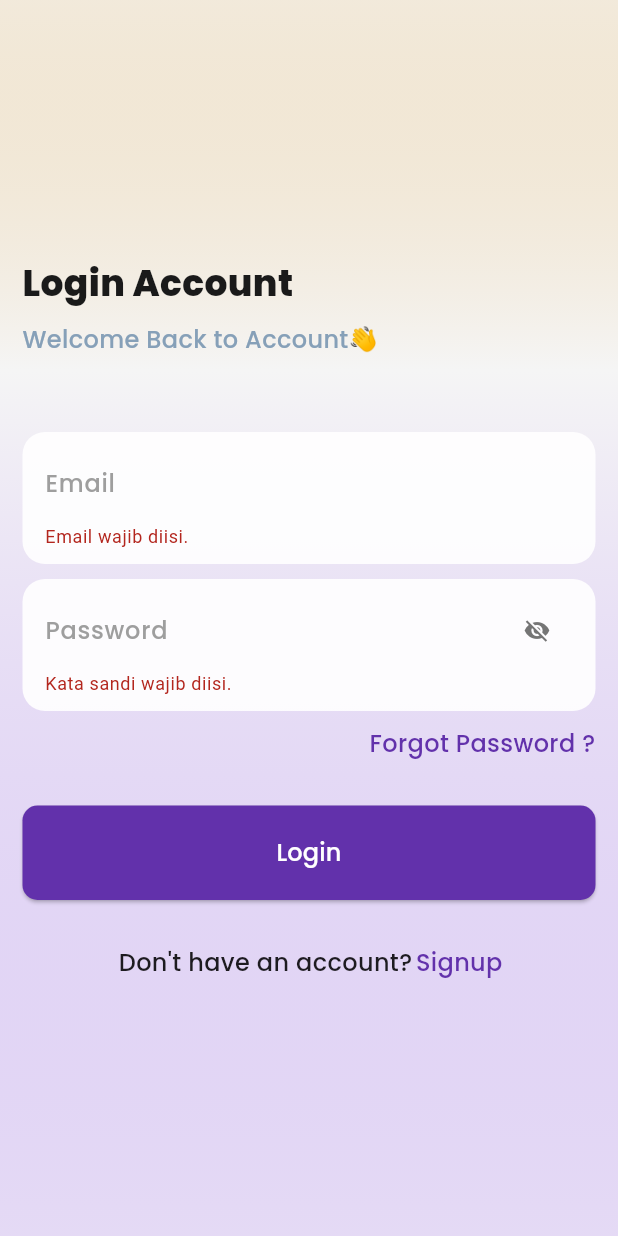
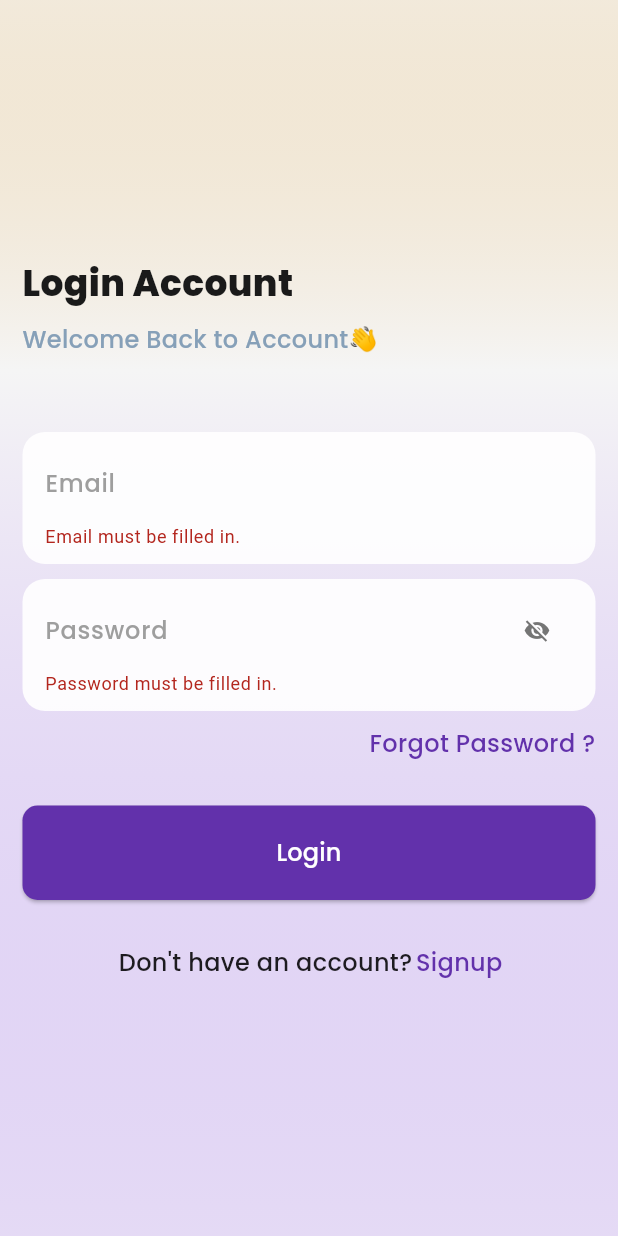
Before and after one commit to farawayc01/course-learning, a Flutter app: the screen it shows after launch, after a tap on the "arrow forward" icon, after a tap on "Skip", after a tap on "Login", on a phone screen of 412 x 824 dp. Run offline on Flutter 3.47's test engine with Material 3 defaults, Android fonts, the light colour scheme and no system bars; our stand-ins replace carousel_slider, google_fonts, lottie, shared_preferences, shimmer; accounts and stored records are empty.

Commit message:
final version for submission to dicoding

```diff
--- a/lib/common/widgets/card_course.dart
+++ b/lib/common/widgets/card_course.dart
@@ -157,7 +157,7 @@ Widget cardCourseLong(
                             ? Icon(Icons.favorite, color: AppColors.likeColor)
                             : Icon(
                                 Icons.favorite_border,
-                                color: AppColors.lightText,
+                                color: AppColors.darkText,
                               ),
                       ],
                     ),
--- a/lib/features/auth/controller/auth_controller.dart
+++ b/lib/features/auth/controller/auth_controller.dart
@@ -32,10 +32,10 @@ class AuthController {
     final success = await _authService.registerUser(fullname, email, password);
     isLoading = false;
     if (success) {
-      message = 'Registrasi Berhasil! Silakan masuk.';
+      message = 'Registration Successfull! Please log in.';
       onStateUpdated?.call();
     } else {
-      message = 'Registrasi Gagal: Email sudah terdaftar.';
+      message = 'Registration Failed: Email already registered.';
       onStateUpdated?.call();
     }
   }
@@ -54,11 +54,11 @@ class AuthController {
     isLoading = false;
 
     if (success) {
-      message = 'Login Berhasil!';
+      message = 'Login Successfull!';
       onStateUpdated?.call();
       onLoginSuccess?.call();
     } else {
-      message = 'Login Gagal: Email atau kata sandi salah.';
+      message = 'Login Failed: Incorrect email or password';
       onStateUpdated?.call();
     }
   }
--- a/lib/features/auth/presentation/login_screen.dart
+++ b/lib/features/auth/presentation/login_screen.dart
@@ -26,8 +26,9 @@ class _LoginScreenState extends State<LoginScreen> {
         setState(() {});
 
         if (_authController.message != null && !_authController.isLoading) {
-          final bool isSuccess = _authController.message!.contains('Berhasil');
-
+          final bool isSuccess = _authController.message!.contains(
+            'Successfull',
+          );
           showCustomSnackbar(
             context,
             message: _authController.message!,
@@ -65,6 +66,7 @@ class _LoginScreenState extends State<LoginScreen> {
     return Scaffold(
       body: Container(
         width: double.infinity,
+        height: double.infinity,
         padding: EdgeInsets.all(15),
         decoration: BoxDecoration(
           gradient: LinearGradient(
@@ -78,6 +80,8 @@ class _LoginScreenState extends State<LoginScreen> {
             stops: [0.0, 0.3, 1.0],
           ),
         ),
+        child: Center(
+          child: SingleChildScrollView(
             child: Form(
               key: _authController.formKey,
               child: Column(
@@ -106,11 +110,13 @@ class _LoginScreenState extends State<LoginScreen> {
                     hint: "Email",
                     validator: (value) {
                       if (value == null || value.isEmpty) {
-                    return 'Email wajib diisi.';
+                        return 'Email must be filled in.';
                       }
 
-                  if (!_authController.emailValidatorRegExp.hasMatch(value)) {
-                    return 'Format email tidak valid (misal: user@domain.com).';
+                      if (!_authController.emailValidatorRegExp.hasMatch(
+                        value,
+                      )) {
+                        return 'Email format is invalid (e.g., user@domain.com).';
                       }
                       return null;
                     },
@@ -123,10 +129,10 @@ class _LoginScreenState extends State<LoginScreen> {
                     isPassword: true,
                     validator: (value) {
                       if (value == null || value.isEmpty) {
-                    return 'Kata sandi wajib diisi.';
+                        return 'Password must be filled in.';
                       }
                       if (value.length < 8) {
-                    return 'Kata sandi minimal 8 karakter.';
+                        return 'Password must be at least 8 characters long.';
                       }
                       return null;
                     },
@@ -168,7 +174,9 @@ class _LoginScreenState extends State<LoginScreen> {
                         onTap: () {
                           Navigator.push(
                             context,
-                        MaterialPageRoute(builder: (_) => const SignupScreen()),
+                            MaterialPageRoute(
+                              builder: (_) => const SignupScreen(),
+                            ),
                           );
                         },
                         child: Text(
@@ -185,6 +193,8 @@ class _LoginScreenState extends State<LoginScreen> {
               ),
             ),
           ),
+        ),
+      ),
     );
   }
 }
--- a/lib/features/auth/presentation/signup_screen.dart
+++ b/lib/features/auth/presentation/signup_screen.dart
@@ -24,15 +24,16 @@ class _SignupScreenState extends State<SignupScreen> {
       if (mounted) {
         setState(() {});
         if (_authController.message != null && !_authController.isLoading) {
+          final bool isSuccess = _authController.message!.contains(
+            'Successfull',
+          );
           showCustomSnackbar(
             context,
             message: _authController.message!,
-            isSuccess: _authController.message!.contains(
-              'Berhasil',
-            ), // Cek apakah ini pesan sukses
+            isSuccess: isSuccess, // Cek apakah ini pesan sukses
             durationSeconds: 3,
           );
-          if (_authController.message!.contains('Berhasil')) {
+          if (isSuccess) {
             Future.delayed(const Duration(milliseconds: 1500), () {
               if (mounted) {
                 // _authController.dispose();
@@ -66,6 +67,7 @@ class _SignupScreenState extends State<SignupScreen> {
     return Scaffold(
       body: Container(
         width: double.infinity,
+        height: double.infinity,
         padding: EdgeInsets.all(15),
         decoration: BoxDecoration(
           gradient: LinearGradient(
@@ -79,6 +81,8 @@ class _SignupScreenState extends State<SignupScreen> {
             stops: [0.0, 0.3, 1.0],
           ),
         ),
+        child: Center(
+          child: SingleChildScrollView(
             child: Form(
               key: _authController.formKey,
               child: Column(
@@ -107,7 +111,7 @@ class _SignupScreenState extends State<SignupScreen> {
                     hint: "Full Name",
                     validator: (value) {
                       if (value == null || value.isEmpty) {
-                    return 'Full Name wajib diisi.';
+                        return 'Full Name must be filled in.';
                       }
                       return null;
                     },
@@ -119,11 +123,13 @@ class _SignupScreenState extends State<SignupScreen> {
                     hint: "Email",
                     validator: (value) {
                       if (value == null || value.isEmpty) {
-                    return 'Email wajib diisi.';
+                        return 'Email must be filled in.';
                       }
 
-                  if (!_authController.emailValidatorRegExp.hasMatch(value)) {
-                    return 'Format email tidak valid (misal: user@domain.com).';
+                      if (!_authController.emailValidatorRegExp.hasMatch(
+                        value,
+                      )) {
+                        return 'Email format is invalid (e.g., user@domain.com).';
                       }
                       return null;
                     },
@@ -136,10 +142,10 @@ class _SignupScreenState extends State<SignupScreen> {
                     isPassword: true,
                     validator: (value) {
                       if (value == null || value.isEmpty) {
-                    return 'Kata sandi wajib diisi.';
+                        return 'Password must be filled in.';
                       }
                       if (value.length < 8) {
-                    return 'Kata sandi minimal 8 karakter.';
+                        return 'Password must be at least 8 characters long.';
                       }
                       return null;
                     },
@@ -154,13 +160,13 @@ class _SignupScreenState extends State<SignupScreen> {
 
                     validator: (value) {
                       if (value == null || value.isEmpty) {
-                    return 'Konfirmasi kata sandi wajib diisi.';
+                        return 'Confirmation Password must be filled in.';
                       }
                       if (value.length < 8) {
-                    return 'Konfirmasi minimal 8 karakter.';
+                        return 'Confirmation Password must be at least 8 characters long.';
                       }
                       if (value != _authController.passwordController.text) {
-                    return 'Kata sandi tidak cocok.';
+                        return 'Confirmation Password does not match.';
                       }
                       return null; // Valid
                     },
@@ -194,6 +200,8 @@ class _SignupScreenState extends State<SignupScreen> {
               ),
             ),
           ),
+        ),
+      ),
     );
   }
 }
--- a/lib/features/category_screen/presentation/category_screen.dart
+++ b/lib/features/category_screen/presentation/category_screen.dart
@@ -30,7 +30,9 @@ class _CategoryScreenState extends State<CategoryScreen> {
     return Padding(
       padding: EdgeInsets.only(bottom: MediaQuery.of(context).padding.bottom),
       child: Padding(
-        padding: const EdgeInsets.symmetric(vertical: 50, horizontal: 20),
+        // padding: const EdgeInsets.symmetric(vertical: 50, horizontal: 20),
+        padding: EdgeInsets.only(bottom: 10, left: 20, right: 20, top: 50),
+
         child: Column(
           children: [
             Row(
--- a/lib/features/category_screen/presentation/courses_screen.dart
+++ b/lib/features/category_screen/presentation/courses_screen.dart
@@ -84,7 +84,7 @@ class _CoursesScreenState extends State<CoursesScreen> {
                             return cardCourseLong(
                               course.imageAsset,
                               course.title,
-                              "assets/images/person-4.png",
+                              course.instructorImage,
                               course.instructor,
                               course.rating,
                               course.isFavorite,
--- a/lib/features/splash_screen/presentation/splash_screen.dart
+++ b/lib/features/splash_screen/presentation/splash_screen.dart
@@ -59,7 +59,8 @@ class _SplashScreenState extends State<SplashScreen> {
           mainAxisAlignment: MainAxisAlignment.start,
           children: [
             Expanded(
-              flex: 7,
+              flex: 6,
+
               child: PageView.builder(
                 controller: _controller.pageController,
                 itemCount: _controller.slides.length,
@@ -91,9 +92,14 @@ class _SplashScreenState extends State<SplashScreen> {
                 },
               ),
             ),
+            SizedBox(height: 20),
             Expanded(
               flex: 2,
-              child: Row(
+              child: SizedBox(
+                child: Column(
+                  mainAxisAlignment: MainAxisAlignment.spaceBetween,
+                  children: [
+                    Row(
                       crossAxisAlignment: CrossAxisAlignment.start,
                       mainAxisAlignment: MainAxisAlignment.center,
                       children: List.generate(
@@ -101,10 +107,8 @@ class _SplashScreenState extends State<SplashScreen> {
                         (index) => _buildDot(index),
                       ),
                     ),
-            ),
-            SizedBox(
-              child: Column(
-                mainAxisAlignment: MainAxisAlignment.spaceBetween,
+                    Column(
+                      mainAxisAlignment: MainAxisAlignment.end,
                       children: [
                         _controller.isLastPage
                             ? SizedBox()
@@ -132,7 +136,7 @@ class _SplashScreenState extends State<SplashScreen> {
                                   ),
                                 ),
                               ),
-                  SizedBox(height: 20),
+                        SizedBox(height: 10),
                         GestureDetector(
                           onTap: () {
                             Navigator.of(context).pushReplacement(
@@ -147,10 +151,13 @@ class _SplashScreenState extends State<SplashScreen> {
                             textAlign: TextAlign.center,
                           ),
                         ),
+                        SizedBox(height: 15),
+                      ],
+                    ),
                   ],
                 ),
               ),
-            SizedBox(height: 20),
+            ),
           ],
         ),
       ),
@@ -164,13 +171,14 @@ class _SplashScreenState extends State<SplashScreen> {
   }
 
   Widget _buildSlide(Slide slide) {
-    return Padding(
-      padding: const EdgeInsets.symmetric(horizontal: 40.0),
+    return SizedBox(
+      // padding: const EdgeInsets.symmetric(horizontal: 40.0),
+      // margin: EdgeInsets.only(bottom: 50),
       child: Column(
         mainAxisAlignment: MainAxisAlignment.end,
         children: [
-          Image.asset(slide.imagePath),
-          SizedBox(height: 30),
+          Image.asset(slide.imagePath, width: 300, height: 300),
+          // SizedBox(height: 30),
           Text(
             slide.title,
             style: AppStyles.headlineStyle.copyWith(
@@ -183,7 +191,7 @@ class _SplashScreenState extends State<SplashScreen> {
             style: AppStyles.bodyTextStyle.copyWith(color: AppColors.slateGray),
             textAlign: TextAlign.center,
           ),
-          SizedBox(height: 20),
+          // SizedBox(height: 20),
         ],
       ),
     );
--- a/lib/main.dart
+++ b/lib/main.dart
@@ -36,7 +36,7 @@ class MyApp extends StatelessWidget {
         brightness: Brightness.dark,
         scaffoldBackgroundColor: const Color(0xFF1C1C1E),
       ),
-      themeMode: ThemeMode.system,
+      themeMode: ThemeMode.light,
       home: SplashScreen(initialScreen: initialScreen),
     );
   }
--- a/pubspec.yaml
+++ b/pubspec.yaml
@@ -20,6 +20,7 @@ dependencies:
   carousel_slider: ^5.1.1
   shared_preferences: ^2.5.3
   lottie: ^3.3.2
+  rename: ^3.1.0
 
 dev_dependencies:
   flutter_test:
```
Also changed, not shown: lib/features/home_screen/presentation/dashboard_screen.dart (+16 -2 lines), lib/features/home_screen/presentation/home_screen.dart (+27 -15 lines), lib/features/profile_screen/presentation/profile_screen.dart (+29 -2 lines), lib/features/splash_screen/controller/splash_screen_controller.dart (+6 -6 lines), pubspec.lock, 29 other files. Lines whose indentation alone changed are shown as unchanged.
